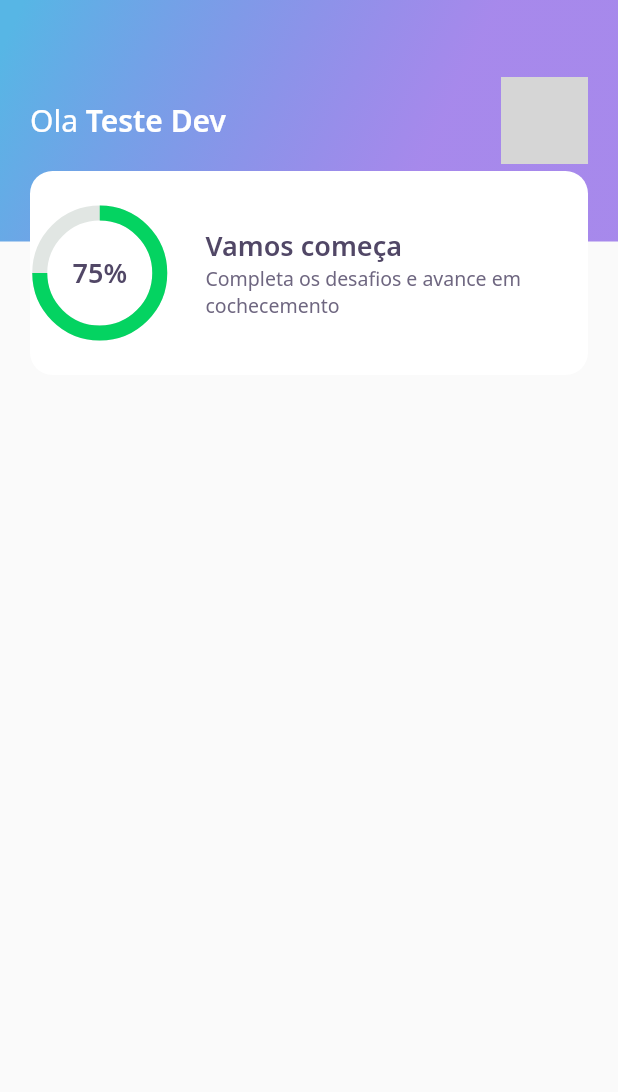
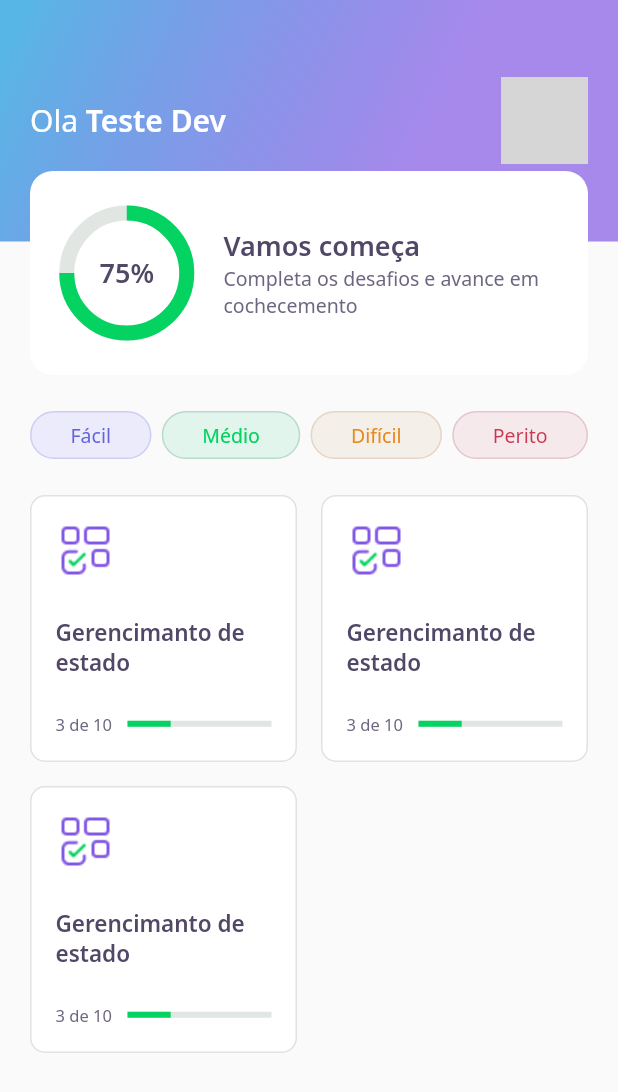
Before and after one commit to jpedro0/dev_quiz_app_nlw, a Flutter app: the HomePage screen opened directly, on a phone screen of 412 x 824 dp. Shown: the top 1092 px of the screen. Run offline on Flutter 3.47's test engine with Material 2 defaults, Android fonts, the phone set to English and light mode, and no system bars; our stand-ins replace google_fonts; network calls fail; grey boxes are pictures that could not be loaded.

Commit message:
Segunda aula do nlw

```diff
--- a/lib/core/app_widget.dart
+++ b/lib/core/app_widget.dart
@@ -1,3 +1,4 @@
+import 'package:dev_quiz_app_nlw/challenge/challenge_page.dart';
 import 'package:dev_quiz_app_nlw/home/home_page.dart';
 import 'package:flutter/material.dart';
 
@@ -6,7 +7,7 @@ class AppWidget extends StatelessWidget {
   Widget build(BuildContext context) {
     return MaterialApp(
       title: "DevQuiz",
-      home: HomePage(),
+      home: ChallengePage(),
     );
   }
 }
--- a/lib/home/home_page.dart
+++ b/lib/home/home_page.dart
@@ -1,4 +1,7 @@
 import 'package:dev_quiz_app_nlw/home/widgets/app_bar_widget.dart';
+import 'package:dev_quiz_app_nlw/home/widgets/level_button_widget.dart';
+import 'package:dev_quiz_app_nlw/home/widgets/quiz_card_widget.dart';
+import 'package:flutter/cupertino.dart';
 import 'package:flutter/material.dart';
 
 class HomePage extends StatefulWidget {
@@ -11,6 +14,40 @@ class _HomePageState extends State<HomePage> {
   Widget build(BuildContext context) {
     return Scaffold(
       appBar: AppBarWidget(),
+      body: Padding(
+        padding: const EdgeInsets.symmetric(horizontal: 20),
+        child: Column(
+          children: [
+            SizedBox(
+              height: 24,
+            ),
+            Row(
+              mainAxisAlignment: MainAxisAlignment.spaceBetween,
+              children: [
+                LevelButtonWidget(label: "Fácil"),
+                LevelButtonWidget(label: "Médio"),
+                LevelButtonWidget(label: "Difícil"),
+                LevelButtonWidget(label: "Perito"),
+              ],
+            ),
+            SizedBox(
+              height: 24,
+            ),
+            Expanded(
+                child: GridView.count(
+                  crossAxisSpacing: 16,
+                  mainAxisSpacing: 16,
+                  crossAxisCount: 2,
+                  children: [
+                    QuizCardWidget(),
+                    QuizCardWidget(),
+                    QuizCardWidget(),
+                  ],
+                ),
+            ),
+          ],
+        ),
+      ),
     );
   }
 }
--- /dev/null
+++ b/lib/home/widgets/level_button_widget.dart
@@ -0,0 +1,60 @@
+import 'package:dev_quiz_app_nlw/core/app_colors.dart';
+import 'package:dev_quiz_app_nlw/core/app_text_styles.dart';
+import 'package:flutter/material.dart';
+import 'package:google_fonts/google_fonts.dart';
+
+class LevelButtonWidget extends StatelessWidget {
+  final String label;
+  LevelButtonWidget({required this.label})
+      : assert(["Fácil", "Médio", "Difícil", "Perito"].contains(label));
+
+  final config = {
+    "Fácil" : {
+      "color": AppColors.levelButtonFacil,
+      "borderColor": AppColors.levelButtonBorderFacil,
+      "fontColor": AppColors.levelButtonTextFacil,
+    },
+    "Médio" : {
+      "color": AppColors.levelButtonMedio,
+      "borderColor": AppColors.levelButtonBorderMedio,
+      "fontColor": AppColors.levelButtonTextMedio,
+    },
+    "Difícil" : {
+      "color": AppColors.levelButtonDificil,
+      "borderColor": AppColors.levelButtonBorderDificil,
+      "fontColor": AppColors.levelButtonTextDificil,
+    },
+    "Perito" : {
+      "color": AppColors.levelButtonPerito,
+      "borderColor": AppColors.levelButtonBorderPerito,
+      "fontColor": AppColors.levelButtonTextPerito,
+    },
+  };
+
+  Color get color => config[label]!["color"]!;
+  Color get borderColor => config[label]!["borderColor"]!;
+  Color get fontColor => config[label]!["fontColor"]!;
+
+  @override
+  Widget build(BuildContext context) {
+    return Container(
+      decoration: BoxDecoration(
+        color: color,
+        border: Border.fromBorderSide(
+          BorderSide(color: borderColor),
+        ),
+        borderRadius: BorderRadius.circular(28),
+      ),
+      child: Padding(
+        padding: const EdgeInsets.symmetric(horizontal: 26, vertical: 6),
+        child: Text(
+          label,
+          style: GoogleFonts.notoSans(
+            color: fontColor,
+            fontSize: 13
+          ),
+        ),
+      ),
+    );
+  }
+}
--- /dev/null
+++ b/lib/home/widgets/quiz_card_widget.dart
@@ -0,0 +1,53 @@
+import 'package:dev_quiz_app_nlw/core/app_colors.dart';
+import 'package:dev_quiz_app_nlw/core/app_images.dart';
+import 'package:dev_quiz_app_nlw/core/app_text_styles.dart';
+import 'package:dev_quiz_app_nlw/shared/widgets/progress_indicator_widget.dart';
+import 'package:flutter/material.dart';
+
+class QuizCardWidget extends StatelessWidget {
+  @override
+  Widget build(BuildContext context) {
+    return Container(
+      padding: const EdgeInsets.all(16),
+      decoration: BoxDecoration(
+          border: Border.fromBorderSide(BorderSide(color: AppColors.border)),
+          color: AppColors.white,
+          borderRadius: BorderRadius.circular(10)),
+      child: Column(
+        crossAxisAlignment: CrossAxisAlignment.start,
+        children: [
+          Container(
+            width: 40,
+            height: 40,
+            child: Image.asset(AppImages.blocks),
+          ),
+          SizedBox(
+            height: 24,
+          ),
+          Text(
+            "Gerencimanto de estado",
+            style: AppTextStyles.heading15,
+          ),
+          SizedBox(
+            height: 24,
+          ),
+          Row(
+            children: [
+              Expanded(
+                flex: 1,
+                child: Text(
+                  "3 de 10",
+                  style: AppTextStyles.body11,
+                ),
+              ),
+              Expanded(
+                flex: 2,
+                child: ProgressIndicatorWidget(value: 0.3),
+              ),
+            ],
+          ),
+        ],
+      ),
+    );
+  }
+}
--- a/lib/home/widgets/score_card_widget.dart
+++ b/lib/home/widgets/score_card_widget.dart
@@ -16,6 +16,8 @@ class ScoreCardWidget extends StatelessWidget {
           color: AppColors.white,
           borderRadius: BorderRadius.circular(15)
         ),
+        child: Padding(
+          padding: const EdgeInsets.symmetric(horizontal: 24),
           child: Row(
             crossAxisAlignment: CrossAxisAlignment.center,
             children: [
@@ -40,6 +42,7 @@ class ScoreCardWidget extends StatelessWidget {
             ],
           ),
         ),
+      ),
     );
   }
 }
--- /dev/null
+++ b/lib/shared/widgets/progress_indicator_widget.dart
@@ -0,0 +1,17 @@
+import 'package:dev_quiz_app_nlw/core/core.dart';
+import 'package:flutter/material.dart';
+
+class ProgressIndicatorWidget extends StatelessWidget {
+  final double value;
+  ProgressIndicatorWidget({required this.value});
+
+  @override
+  Widget build(BuildContext context) {
+    return LinearProgressIndicator(
+      value: value,
+      backgroundColor: AppColors.chartSecondary,
+      valueColor:
+      AlwaysStoppedAnimation<Color>(AppColors.chartPrimary),
+    );
+  }
+}
```
Also changed, not shown: lib/challenge/challenge_page.dart (added, +24 -0 lines), lib/challenge/widgets/awnser_widget.dart (added, +82 -0 lines), lib/challenge/widgets/question_indicator_widget.dart (added, +31 -0 lines), lib/challenge/widgets/quiz_widget.dart (added, +31 -0 lines). Lines whose indentation alone changed are shown as unchanged.
